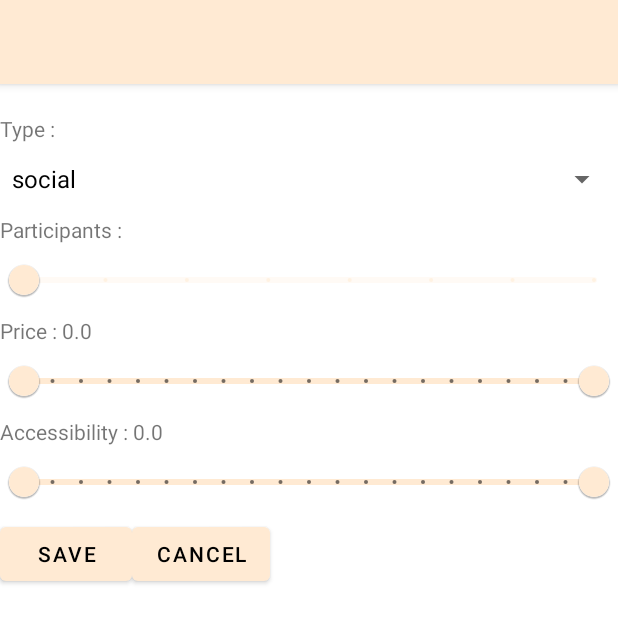
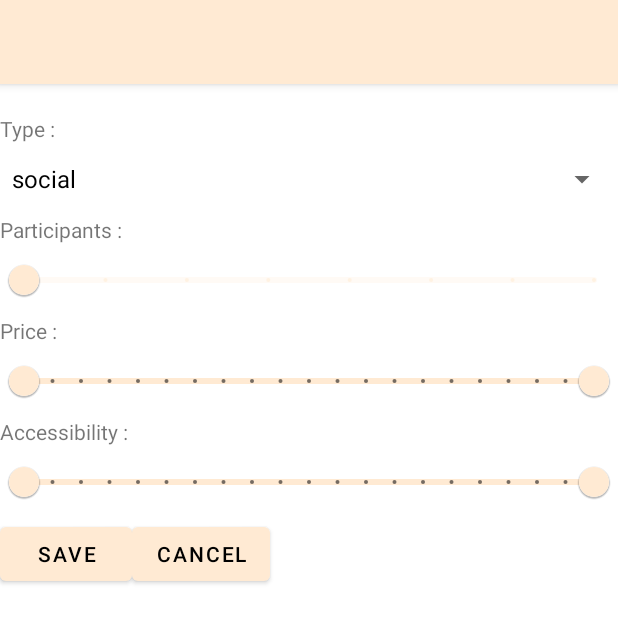
Before and after one commit to poulpathak1/Unbored, an Android app: the screen it shows after launch (FilterActivity), after a tap on an icon or button, on a phone screen of 412 x 824 dp, the top half of it. Run offline under Robolectric (Android 15) with nearby library versions, the light colour scheme and no system bars; our stand-ins replace Firebase (no records; nobody signed in at launch, a user with empty details on screens opened directly), navigation-ui; libraries missing offline, so code that uses them is left out: com.firebase.ui; network calls fail; 4 statements that could not run were skipped.

Commit message:
App Update

```diff
--- a/app/src/main/java/com/pathak/unbored/ui/home/FilterActivity.kt
+++ b/app/src/main/java/com/pathak/unbored/ui/home/FilterActivity.kt
@@ -68,9 +68,8 @@ class FilterActivity : AppCompatActivity() {
         filterLayout.accessibilitySlider.values[0] = callingBundle.getFloat(minAccessibilityKey)
         filterLayout.accessibilitySlider.values[1] = callingBundle.getFloat(maxAccessibilityKey)
 
-        filterLayout.priceLabel.text = "Price : ${callingBundle.getFloat(priceKey)}"
-        filterLayout.accessibilityLabel.text = "Accessibility : ${callingBundle.getFloat(
-            accessibilityKey)}"
+        filterLayout.priceLabel.text = "Price : "
+        filterLayout.accessibilityLabel.text = "Accessibility : "
     }
 
     private fun sendFilters(){
```
